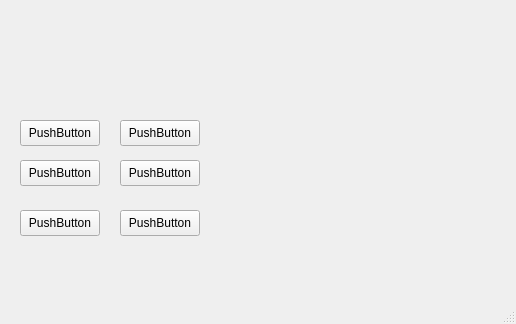
Above: TT_RAA/mainwindow.ui from SrgtPepper/TT_RAA before the change. Below: the same form after it.
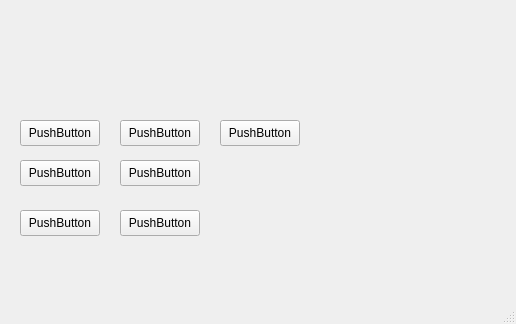
That is the form after the change.

Commit message: Prueba de boton

```diff
--- a/TT_RAA/mainwindow.ui
+++ b/TT_RAA/mainwindow.ui
@@ -92,6 +92,19 @@
      <string>PushButton</string>
     </property>
    </widget>
+   <widget class="QPushButton" name="pushButton_7">
+    <property name="geometry">
+     <rect>
+      <x>220</x>
+      <y>120</y>
+      <width>80</width>
+      <height>26</height>
+     </rect>
+    </property>
+    <property name="text">
+     <string>PushButton</string>
+    </property>
+   </widget>
   </widget>
   <widget class="QMenuBar" name="menubar">
    <property name="geometry">
```
